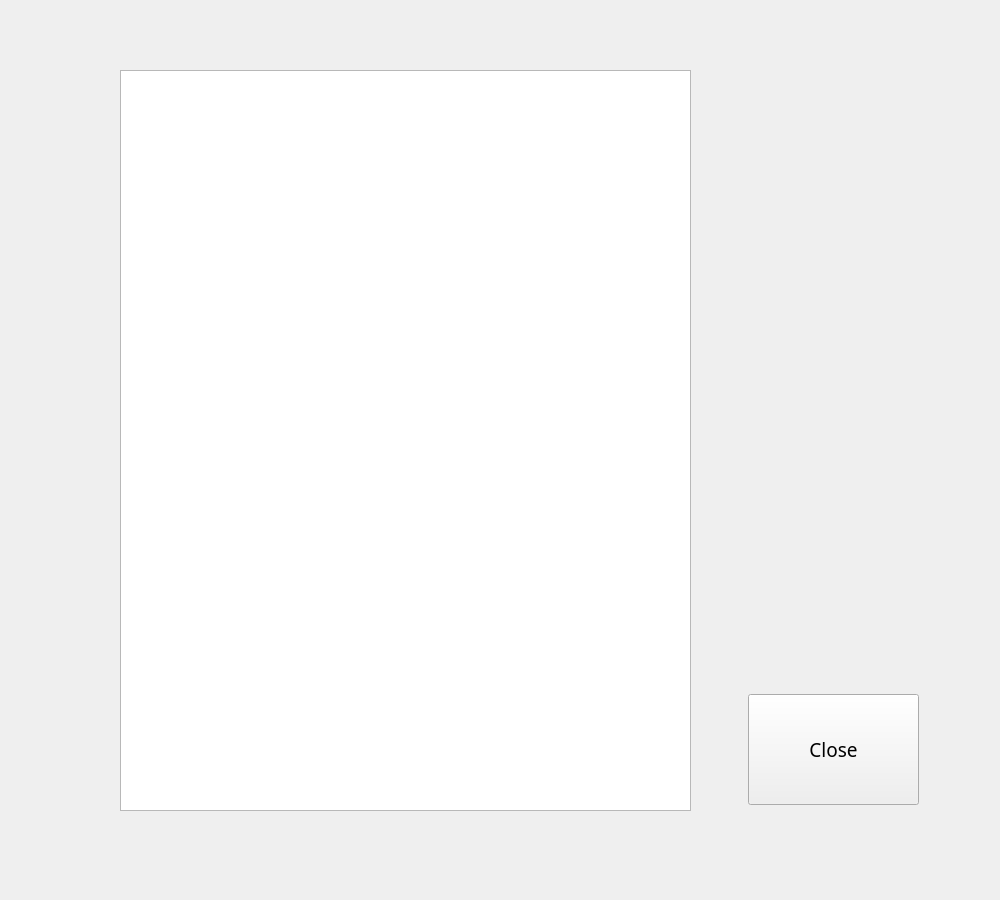
Before: the Qt Designer form client_interface.ui in tarunjoseph93/Client-QT-Application, drawn with Qt 5.
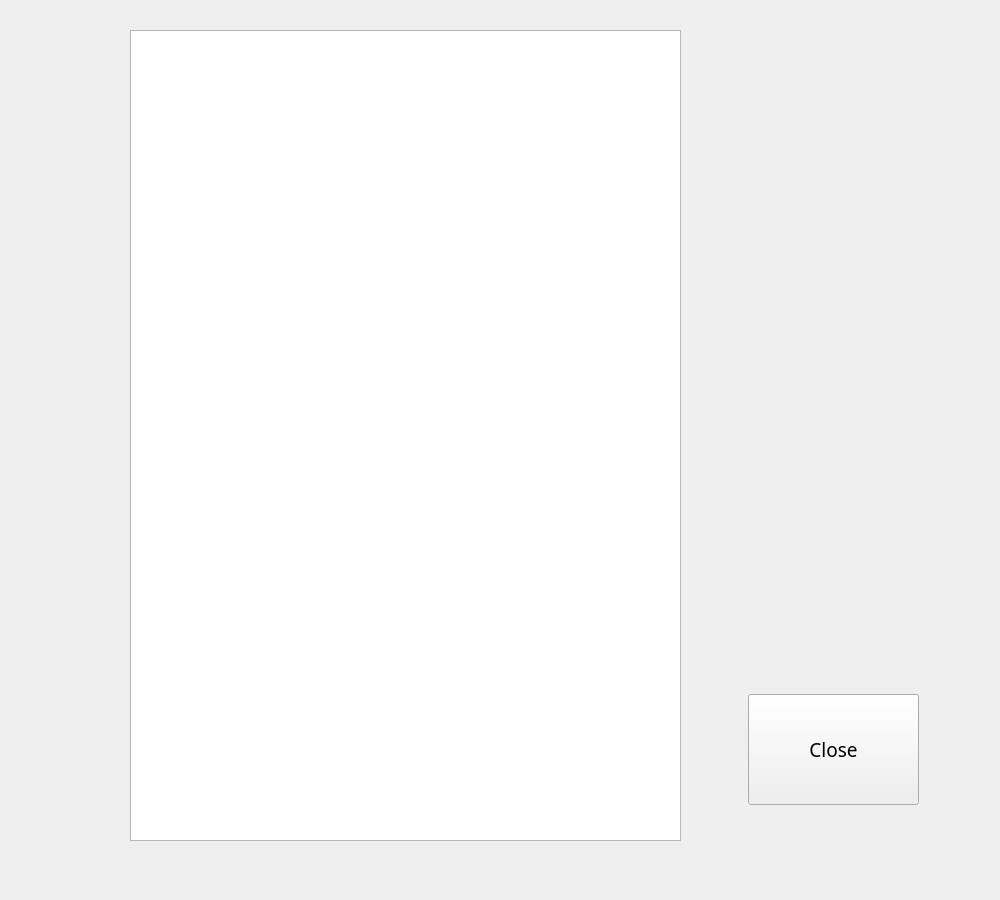
After: the same form once the commit is applied. The open tabs and pages were chosen to show the change.

Commit message: Everything done, bro. Go for it.

```diff
--- a/client_interface.ui
+++ b/client_interface.ui
@@ -605,16 +605,6 @@
     </widget>
    </widget>
    <widget class="QWidget" name="ContactsPane">
-    <widget class="QListView" name="listView_contactsPane">
-     <property name="geometry">
-      <rect>
-       <x>120</x>
-       <y>70</y>
-       <width>571</width>
-       <height>741</height>
-      </rect>
-     </property>
-    </widget>
     <widget class="QPushButton" name="pushButton_closeContactPane">
      <property name="geometry">
       <rect>
@@ -628,6 +618,16 @@
       <string>Close</string>
      </property>
     </widget>
+    <widget class="QListWidget" name="listWidget_contactsPane">
+     <property name="geometry">
+      <rect>
+       <x>130</x>
+       <y>30</y>
+       <width>551</width>
+       <height>811</height>
+      </rect>
+     </property>
+    </widget>
    </widget>
   </widget>
  </widget>
```
Left out of the diff: 15 changed lines with no effect on the pictures. The commit also changes 2 other files.
